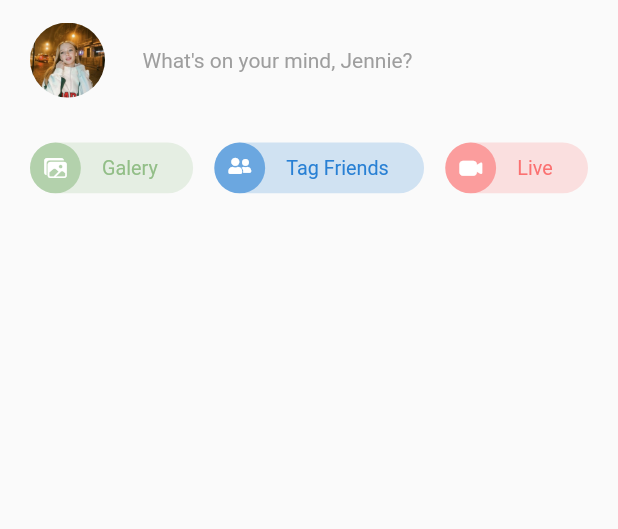
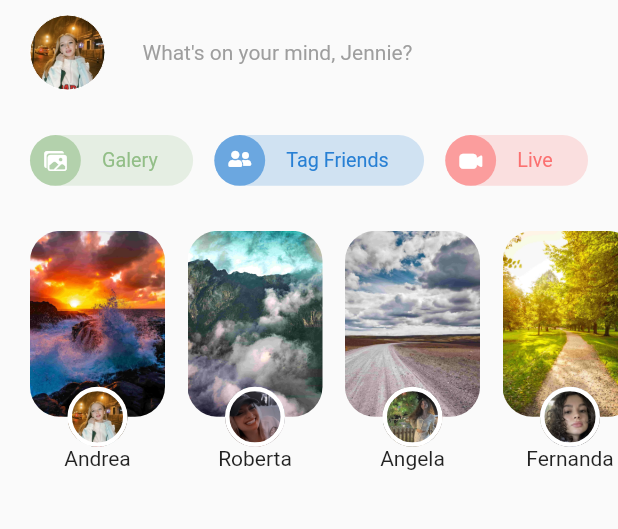
Before and after one commit to Jennie1515/FacebookUI, a Flutter app: the screen it shows after launch, on a phone screen of 412 x 824 dp, the part 84-613 px from its top. Run offline on Flutter 3.47's test engine with Material 2 defaults, Android fonts, the phone set to English and light mode, and no system bars; our stand-ins replace flutter_svg.

Commit message:
Agregando nuevas funcionalidades

```diff
--- a/lib/facebook_ui.dart/facebook_ui.dart
+++ b/lib/facebook_ui.dart/facebook_ui.dart
@@ -1,5 +1,6 @@
 import 'package:facebook/facebook_ui.dart/widgets/circle_buttom.dart';
 import 'package:facebook/facebook_ui.dart/widgets/quick_actions.dart';
+import 'package:facebook/facebook_ui.dart/widgets/story.dart';
 import 'package:facebook/facebook_ui.dart/widgets/whats_on_your_mind.dart.dart';
 import 'package:facebook/icons/custom_icons_icons.dart';
 import 'package:flutter/material.dart';
@@ -56,18 +57,19 @@ class FacebookUi extends StatelessWidget {
           ),
         ],
       ),
-      body: ListView(
-          padding: const EdgeInsets.symmetric(
-            horizontal: 20,
-          ).copyWith(
-            top: 15,
+      body: ListView(children: const [
+        SizedBox(
+          height: 10,
         ),
-          children: const [
         WhatsOnYourMind(),
         SizedBox(
           height: 30,
         ),
         QuickActions(),
+        SizedBox(
+          height: 30,
+        ),
+        Storys(),
       ]),
     );
   }
--- a/lib/facebook_ui.dart/widgets/avatar.dart
+++ b/lib/facebook_ui.dart/widgets/avatar.dart
@@ -3,21 +3,28 @@ import 'package:flutter/material.dart';
 class Avatar extends StatelessWidget {
   final double size;
   final String image;
-  const Avatar({super.key, required this.size, required this.image});
+  final double ancho;
+  const Avatar({
+    super.key,
+    required this.size,
+    required this.image,
+    this.ancho = 0,
+  });
 
   @override
   Widget build(BuildContext context) {
-    return Center(
-      child: ClipRRect(
-        borderRadius: BorderRadius.circular(
-          size * 0.5,
-        ),
-        child: Image.asset(
-          image,
-          width: size,
-          height: size,
-        ),
-      ),
+    return Container(
+      height: size,
+      width: size,
+      decoration: BoxDecoration(
+          shape: BoxShape.circle,
+          border: Border.all(
+            width: ancho,
+            color: Colors.white,
+          ),
+          image: DecorationImage(
+            image: AssetImage(image),
+          )),
     );
   }
 }
--- a/lib/facebook_ui.dart/widgets/quick_actions.dart
+++ b/lib/facebook_ui.dart/widgets/quick_actions.dart
@@ -10,7 +10,9 @@ class QuickActions extends StatelessWidget {
 
   @override
   Widget build(BuildContext context) {
-    return FittedBox(
+    return Padding(
+      padding: const EdgeInsets.symmetric(horizontal: 20),
+      child: FittedBox(
         fit: BoxFit.scaleDown,
         alignment: Alignment.centerLeft,
         child: Row(
@@ -38,6 +40,7 @@ class QuickActions extends StatelessWidget {
             ),
           ],
         ),
+      ),
     );
   }
 }
--- /dev/null
+++ b/lib/facebook_ui.dart/widgets/story.dart
@@ -0,0 +1,71 @@
+import 'package:facebook/models/story.dart';
+import 'package:flutter/material.dart';
+
+import 'story_item.dart';
+
+final _stories = [
+  //Lista para las imagenes y el texto dentro de la shistorias
+  Story(
+    avatar: 'assets/users/1.jpg',
+    username: 'Andrea',
+    bg: 'assets/wallpapers/1.jpeg',
+  ),
+  Story(
+    avatar: 'assets/users/2.jpg',
+    username: 'Roberta',
+    bg: 'assets/wallpapers/2.jpeg',
+  ),
+  Story(
+    avatar: 'assets/users/3.jpg',
+    username: 'Angela',
+    bg: 'assets/wallpapers/3.jpeg',
+  ),
+  Story(
+    avatar: 'assets/users/4.jpg',
+    username: 'Fernanda',
+    bg: 'assets/wallpapers/4.jpeg',
+  ),
+  Story(
+    avatar: 'assets/users/5.jpg',
+    username: 'Carla',
+    bg: 'assets/wallpapers/5.jpeg',
+  ),
+  Story(
+    avatar: 'assets/users/6.jpg',
+    username: 'Maria',
+    bg: 'assets/wallpapers/6.jpeg',
+  ),
+  Story(
+    avatar: 'assets/users/7.jpg',
+    username: 'Marisol',
+    bg: 'assets/wallpapers/1.jpeg',
+  ),
+  Story(
+    avatar: 'assets/users/8.jpg',
+    username: 'Blue',
+    bg: 'assets/wallpapers/2.jpeg',
+  )
+];
+
+class Storys extends StatelessWidget {
+  const Storys({super.key});
+//ListView.Builder ayuda a crear una lista
+
+  @override
+  Widget build(BuildContext context) {
+    return SizedBox(
+      height: 160,
+      child: ListView.builder(
+        scrollDirection: Axis.horizontal,
+        itemBuilder: (_, index) {
+          final story = _stories[index];
+          return StoryItem(
+            story: story,
+            isFirst: index == 0,
+          );
+        },
+        itemCount: _stories.length,
+      ),
+    );
+  }
+}
--- /dev/null
+++ b/lib/facebook_ui.dart/widgets/story_item.dart
@@ -0,0 +1,70 @@
+import 'package:facebook/models/story.dart';
+import 'package:flutter/material.dart';
+
+import 'avatar.dart';
+
+class StoryItem extends StatelessWidget {
+  const StoryItem({
+    super.key,
+    required this.story,
+    required this.isFirst,
+  });
+
+  final Story story;
+  final bool isFirst;
+
+  @override
+  Widget build(BuildContext context) {
+    return Container(
+      margin: EdgeInsets.only(
+        right: 15,
+        //OJO EL OPERADOR TERNIARIO
+        left: isFirst ? 20 : 0,
+      ),
+      height: 160,
+      width: 90,
+      child: Column(
+        children: [
+          Expanded(
+            child: Stack(
+              alignment: Alignment.bottomCenter,
+              children: [
+                Positioned(
+                  top: 0,
+                  bottom: 20,
+                  left: 0,
+                  right: 0,
+                  child: Container(
+                    decoration: BoxDecoration(
+                      borderRadius: BorderRadius.circular(
+                        20,
+                      ),
+                      image: DecorationImage(
+                        image: AssetImage(story.bg),
+                        fit: BoxFit.cover,
+                      ),
+                    ),
+                  ),
+                ),
+                Positioned(
+                  bottom: 0,
+                  child: Avatar(
+                    size: 40,
+                    ancho: 3,
+                    image: story.avatar,
+                  ),
+                ),
+              ],
+            ),
+          ),
+          Text(
+            story.username,
+            maxLines: 1,
+            overflow: TextOverflow.ellipsis,
+            textAlign: TextAlign.center,
+          ),
+        ],
+      ),
+    );
+  }
+}
--- a/lib/facebook_ui.dart/widgets/whats_on_your_mind.dart.dart
+++ b/lib/facebook_ui.dart/widgets/whats_on_your_mind.dart.dart
@@ -9,7 +9,9 @@ class WhatsOnYourMind extends StatelessWidget {
 
   @override
   Widget build(BuildContext context) {
-    return Row(
+    return Padding(
+      padding: const EdgeInsets.symmetric(horizontal: 20),
+      child: Row(
         children: const [
           Avatar(
             size: 50,
@@ -27,6 +29,7 @@ class WhatsOnYourMind extends StatelessWidget {
             ),
           )
         ],
+      ),
     );
   }
 }
--- /dev/null
+++ b/lib/models/story.dart
@@ -0,0 +1,11 @@
+class Story {
+  final String bg;
+  final String avatar;
+  final String username;
+
+  Story({
+    required this.avatar,
+    required this.username,
+    required this.bg,
+  });
+}
```
Lines whose indentation alone changed are shown as unchanged.
